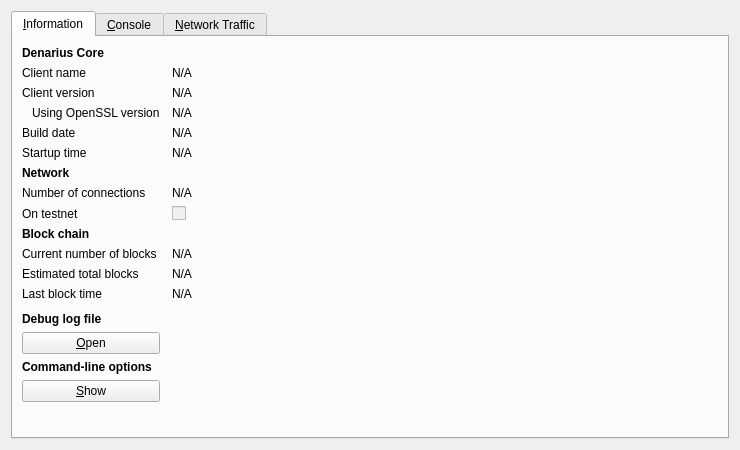
Old version of the form src/qt/forms/rpcconsole.ui in the repository metaspartan/denarius.
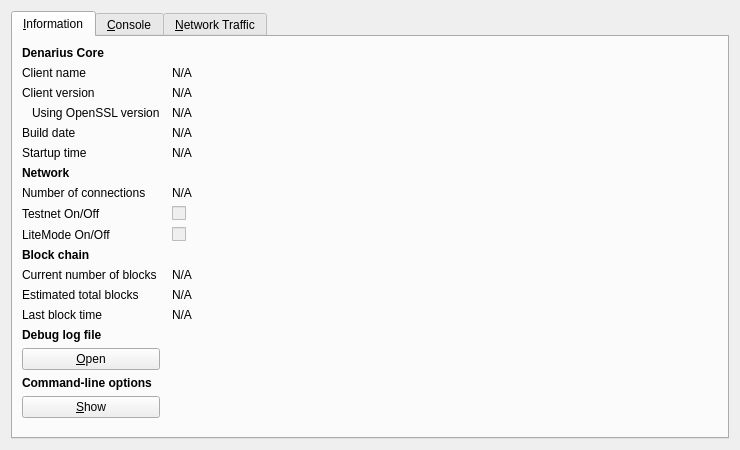
New version of the form. Icons and pictures are not drawn. Custom widgets are drawn as their Qt base class.

What changed in the file:
```diff
--- a/src/qt/forms/rpcconsole.ui
+++ b/src/qt/forms/rpcconsole.ui
@@ -197,7 +197,7 @@
        <item row="8" column="0">
         <widget class="QLabel" name="label_8">
          <property name="text">
-          <string>On testnet</string>
+          <string>Testnet On/Off</string>
          </property>
         </widget>
        </item>
@@ -212,6 +212,23 @@
         </widget>
        </item>
        <item row="9" column="0">
+        <widget class="QLabel" name="label_99">
+         <property name="text">
+          <string>LiteMode On/Off</string>
+         </property>
+        </widget>
+       </item>
+       <item row="9" column="1">
+        <widget class="QCheckBox" name="isLiteMode">
+         <property name="enabled">
+          <bool>false</bool>
+         </property>
+         <property name="text">
+          <string/>
+         </property>
+        </widget>
+       </item>
+       <item row="10" column="0">
         <widget class="QLabel" name="label_10">
          <property name="font">
           <font>
@@ -224,14 +241,14 @@
          </property>
         </widget>
        </item>
-       <item row="10" column="0">
+       <item row="11" column="0">
         <widget class="QLabel" name="label_3">
          <property name="text">
           <string>Current number of blocks</string>
          </property>
         </widget>
        </item>
-       <item row="10" column="1">
+       <item row="11" column="1">
         <widget class="QLabel" name="numberOfBlocks">
          <property name="cursor">
           <cursorShape>IBeamCursor</cursorShape>
@@ -247,14 +264,14 @@
          </property>
         </widget>
        </item>
-       <item row="11" column="0">
+       <item row="12" column="0">
         <widget class="QLabel" name="label_4">
          <property name="text">
           <string>Estimated total blocks</string>
          </property>
         </widget>
        </item>
-       <item row="11" column="1">
+       <item row="12" column="1">
         <widget class="QLabel" name="totalBlocks">
          <property name="cursor">
           <cursorShape>IBeamCursor</cursorShape>
@@ -270,14 +287,14 @@
          </property>
         </widget>
        </item>
-       <item row="12" column="0">
+       <item row="13" column="0">
         <widget class="QLabel" name="label_2">
          <property name="text">
           <string>Last block time</string>
          </property>
         </widget>
        </item>
-       <item row="12" column="1">
+       <item row="13" column="1">
         <widget class="QLabel" name="lastBlockTime">
          <property name="cursor">
           <cursorShape>IBeamCursor</cursorShape>
@@ -293,7 +310,7 @@
          </property>
         </widget>
        </item>
-       <item row="13" column="0">
+       <item row="14" column="0">
         <spacer name="verticalSpacer_2">
          <property name="orientation">
           <enum>Qt::Vertical</enum>
@@ -306,7 +323,7 @@
          </property>
         </spacer>
        </item>
-       <item row="14" column="0">
+       <item row="15" column="0">
         <widget class="QLabel" name="labelDebugLogfile">
          <property name="font">
           <font>
@@ -319,7 +336,7 @@
          </property>
         </widget>
        </item>
-       <item row="15" column="0">
+       <item row="16" column="0">
         <widget class="QPushButton" name="openDebugLogfileButton">
          <property name="toolTip">
           <string>Open the Denarius debug log file from the current data directory. This can take a few seconds for large log files.</string>
@@ -332,7 +349,7 @@
          </property>
         </widget>
        </item>
-       <item row="16" column="0">
+       <item row="17" column="0">
         <widget class="QLabel" name="labelCLOptions">
          <property name="font">
           <font>
@@ -345,7 +362,7 @@
          </property>
         </widget>
        </item>
-       <item row="17" column="0">
+       <item row="18" column="0">
         <widget class="QPushButton" name="showCLOptionsButton">
          <property name="toolTip">
           <string>Show the Denarius-Qt help message to get a list with possible Denarius command-line options.</string>
@@ -358,7 +375,7 @@
          </property>
         </widget>
        </item>
-       <item row="18" column="0">
+       <item row="19" column="0">
         <spacer name="verticalSpacer">
          <property name="orientation">
           <enum>Qt::Vertical</enum>
```
